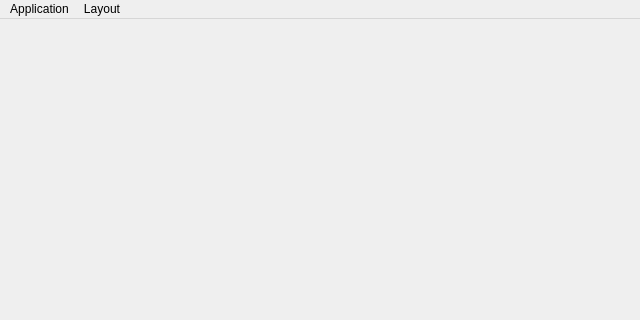
First picture: the form in apps/zxtune-qt/ui/desktop/mainwindow.ui, repository vitamin-caig/zxtune, before the edit; both pictures show x 0 to 640 and y 0 to 320 of the 640 by 480 pixel window.
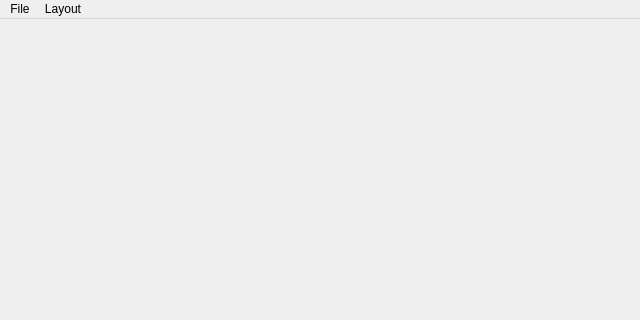
Second picture: the form after the edit. Icons and pictures are not drawn.

Commit message: zxtune-qt: reworked main menu.

Patch:
```diff
--- a/apps/zxtune-qt/ui/desktop/mainwindow.ui
+++ b/apps/zxtune-qt/ui/desktop/mainwindow.ui
@@ -54,9 +54,18 @@
      <string notr="true">Layout</string>
     </property>
    </widget>
-   <widget class="QMenu" name="menuApplication">
+   <widget class="QMenu" name="menuFile">
     <property name="title">
-     <string>Application</string>
+     <string>File</string>
+    </property>
+    <addaction name="actionAddFiles"/>
+    <addaction name="actionAddFolder"/>
+    <addaction name="separator"/>
+    <addaction name="actionQuit"/>
+   </widget>
+   <widget class="QMenu" name="menuHelp">
+    <property name="title">
+     <string>Help</string>
     </property>
     <addaction name="actionComponents"/>
     <addaction name="actionAbout"/>
@@ -64,7 +73,7 @@
     <addaction name="separator"/>
     <addaction name="actionQuit"/>
    </widget>
-   <addaction name="menuApplication"/>
+   <addaction name="menuFile"/>
    <addaction name="menuLayout"/>
   </widget>
   <action name="actionQuit">
```
Left out of the diff: 22 changed lines with no effect on the pictures. The commit also changes 4 other files.
